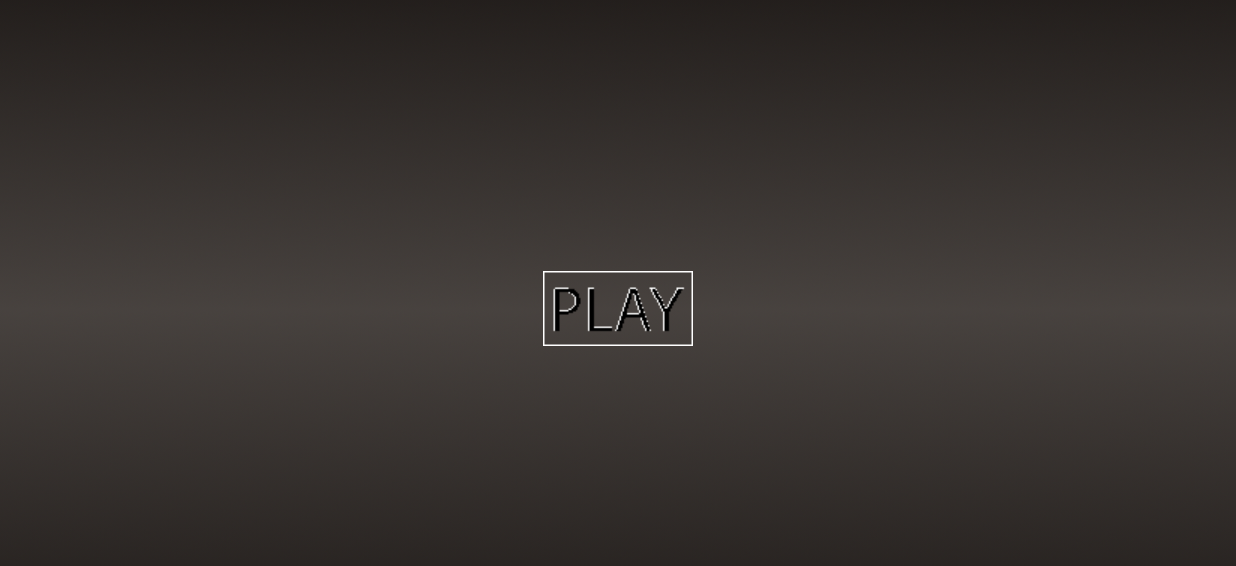
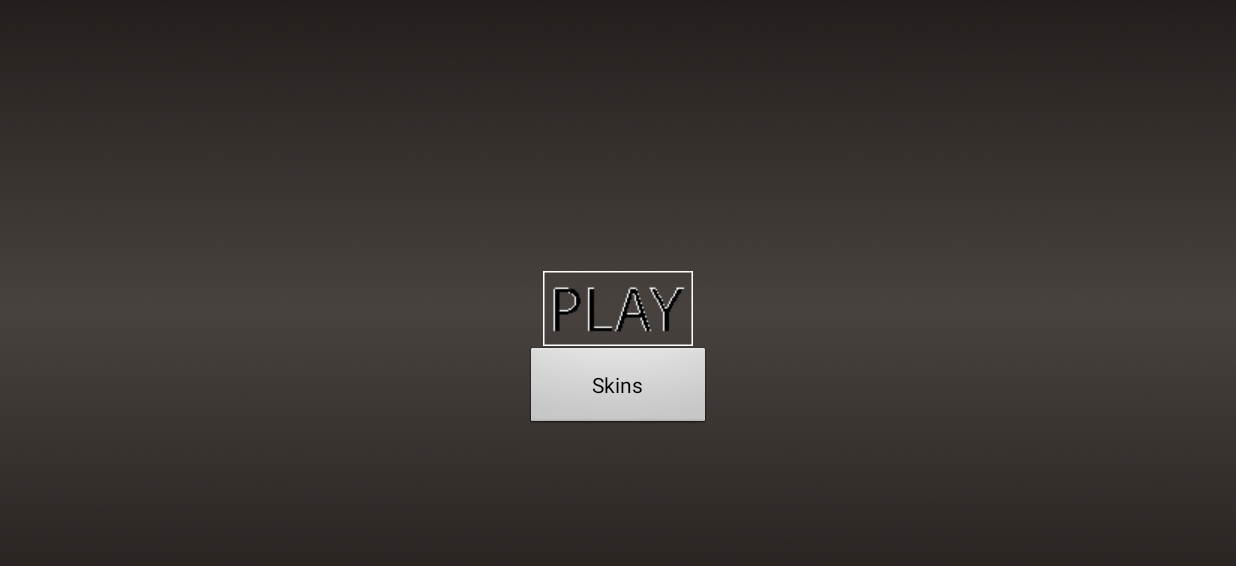
Before and after one commit to 3asier/sinkysub, an Android app: the screen it shows after launch (MainActivity), on a phone screen of 824 x 412 dp (held sideways). Shown: the top 566 px of the screen. Run offline under Robolectric (Android 15) with nearby library versions, the phone set to English and light mode, and no system bars.

Commit message:
Added screen for Skin Selecton from Home Page

```diff
--- a/app/src/main/AndroidManifest.xml
+++ b/app/src/main/AndroidManifest.xml
@@ -24,6 +24,10 @@
             android:theme="@android:style/Theme.NoTitleBar.Fullscreen"
             android:name=".StartGame">
         </activity>
+        <activity
+            android:name=".SkinActivity"
+            android:screenOrientation="landscape"
+            android:theme="@android:style/Theme.NoTitleBar.Fullscreen"></activity>
     </application>
 
 </manifest>
--- a/app/src/main/java/com/highorizon/sinkysub/MainActivity.java
+++ b/app/src/main/java/com/highorizon/sinkysub/MainActivity.java
@@ -10,6 +10,7 @@ import android.os.Bundle;
 import android.view.View;
 import android.view.Window;
 import android.view.WindowManager;
+import android.widget.Button;
 
 public class MainActivity extends Activity {
 
@@ -18,6 +19,19 @@ public class MainActivity extends Activity {
         super.onCreate(savedInstanceState);
 
         setContentView(R.layout.activity_main);
+
+        //Get skins button
+        Button skins = findViewById(R.id.button);
+
+        //on click open up skins activity
+        skins.setOnClickListener(new View.OnClickListener() {
+            public void onClick(View v) {
+                Intent intent = new Intent(v.getContext(), SkinActivity.class);
+                startActivity(intent);
+                finish();
+            }
+        });
+
     }
 
     public void startGame(View view) {
--- a/app/src/main/res/layout/activity_main.xml
+++ b/app/src/main/res/layout/activity_main.xml
@@ -6,6 +6,15 @@
     android:layout_height="match_parent"
     tools:context=".MainActivity"
     android:background="@drawable/ocean_background">
+
+    <Button
+        android:id="@+id/button"
+        android:layout_width="124dp"
+        android:layout_height="56dp"
+        android:layout_centerInParent="true"
+        android:layout_centerHorizontal="true"
+        android:layout_below="@id/imageButton"
+        android:text="Skins" />
 
     <ImageButton
         android:id="@+id/imageButton"
--- a/build.gradle
+++ b/build.gradle
@@ -7,7 +7,7 @@ buildscript {
         jcenter()
     }
     dependencies {
-        classpath 'com.android.tools.build:gradle:3.2.1'
+        classpath 'com.android.tools.build:gradle:3.3.0'
 
 
         // NOTE: Do not place your application dependencies here; they belong
```
Also changed, not shown: app/src/main/java/com/highorizon/sinkysub/SkinActivity.java (added, +16 -0 lines), app/src/main/res/layout/activity_skin.xml (added, +9 -0 lines), gradle/wrapper/gradle-wrapper.properties.
